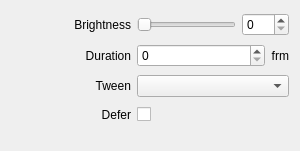
Old version of the form src/Widgets/Inspector/InspectorBrightnessWidget.ui in the repository CasparCG/client.
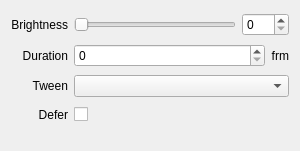
New version of the form.

Commit message: Remove minimumSize constraint from labels

Diff of the .ui file:
```diff
--- a/src/Widgets/Inspector/InspectorBrightnessWidget.ui
+++ b/src/Widgets/Inspector/InspectorBrightnessWidget.ui
@@ -49,12 +49,6 @@
    </item>
    <item row="0" column="0">
     <widget class="QLabel" name="labelBrightness">
-     <property name="minimumSize">
-      <size>
-       <width>120</width>
-       <height>0</height>
-      </size>
-     </property>
      <property name="text">
       <string>Brightness</string>
      </property>
@@ -75,12 +69,6 @@
    </item>
    <item row="2" column="0">
     <widget class="QLabel" name="labelTween">
-     <property name="minimumSize">
-      <size>
-       <width>120</width>
-       <height>0</height>
-      </size>
-     </property>
      <property name="text">
       <string>Tween</string>
      </property>
@@ -104,12 +92,6 @@
    </item>
    <item row="3" column="0">
     <widget class="QLabel" name="labelDefer">
-     <property name="minimumSize">
-      <size>
-       <width>120</width>
-       <height>0</height>
-      </size>
-     </property>
      <property name="text">
       <string>Defer</string>
      </property>
@@ -120,12 +102,6 @@
    </item>
    <item row="1" column="0">
     <widget class="QLabel" name="labelTransitionDuration">
-     <property name="minimumSize">
-      <size>
-       <width>120</width>
-       <height>0</height>
-      </size>
-     </property>
      <property name="text">
       <string>Duration</string>
      </property>
```
The commit also changes 53 other files.
